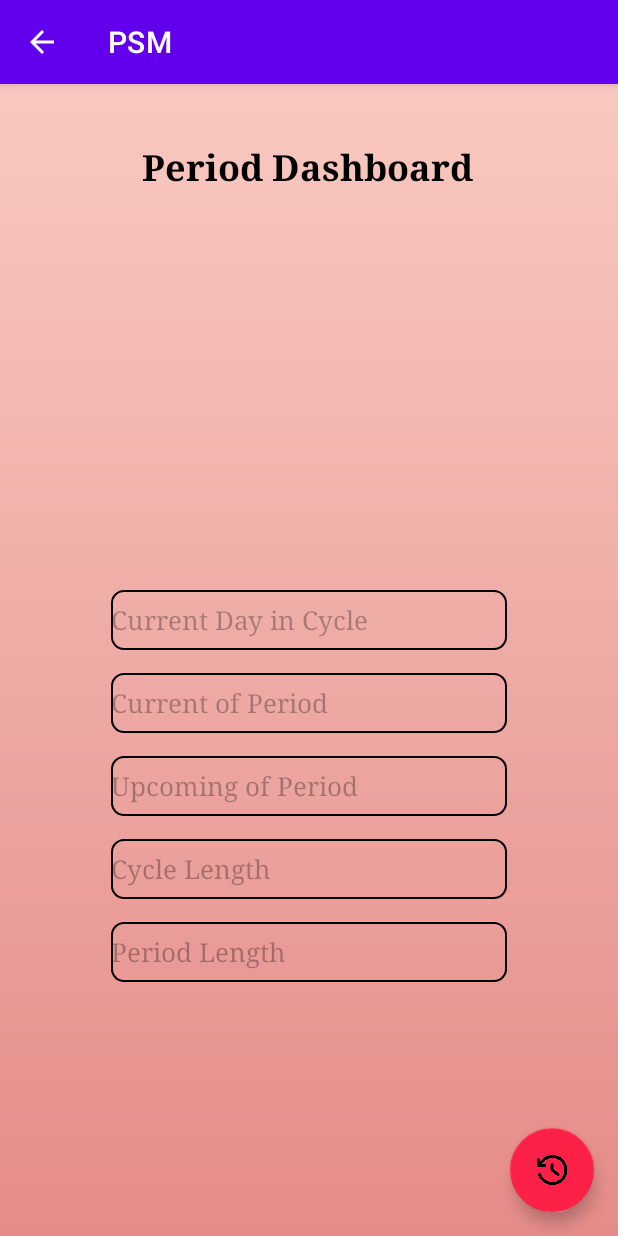
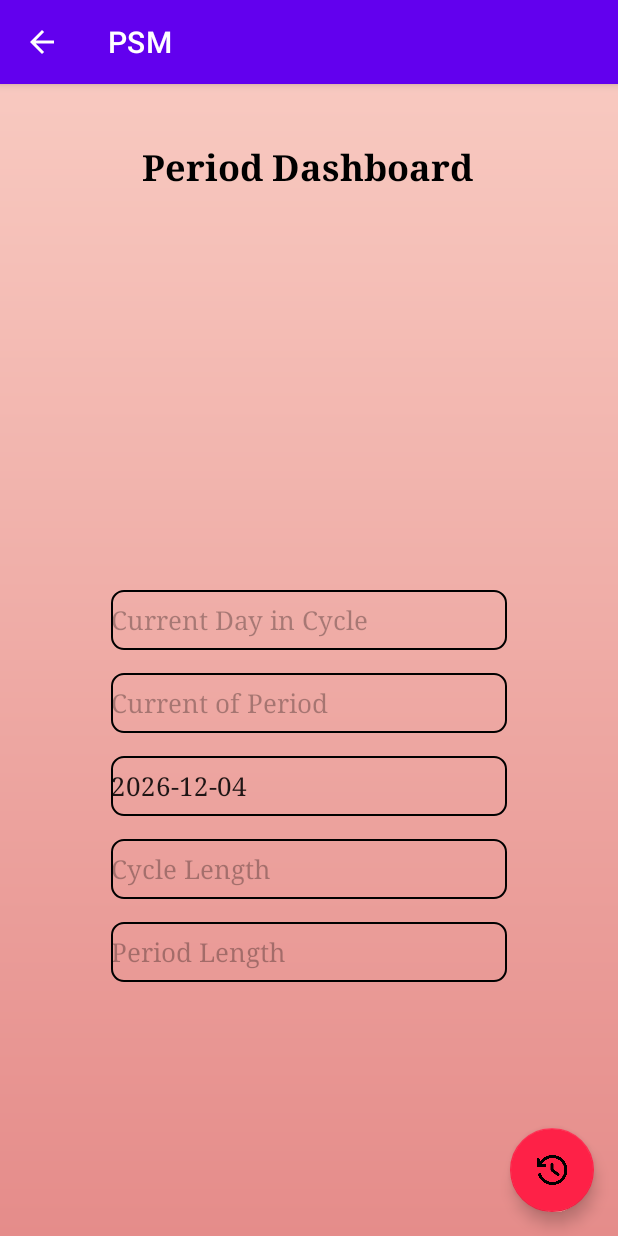
Before and after one commit to NurfaGazman/PSM, an Android app: the PeriodDashboard screen opened directly, with no data from a screen before it, on a phone screen of 412 x 824 dp. Run offline under Robolectric (Android 15) with nearby library versions, the phone set to English and light mode, and no system bars; our stand-ins replace Volley; libraries missing offline, so code that uses them is left out: cn.pedant; network calls fail.

Commit message:
upcoming period
dapat date upcoming. belum set cycle length and period length

```diff
--- a/app/src/main/java/com/example/psm/Controller/PeriodController.java
+++ b/app/src/main/java/com/example/psm/Controller/PeriodController.java
@@ -83,7 +83,6 @@ public class PeriodController extends RecyclerView.Adapter<ViewPeriod> {
 
 
 
-
     @Override
     public int getItemCount()
     {
--- a/app/src/main/java/com/example/psm/PeriodDashboard.java
+++ b/app/src/main/java/com/example/psm/PeriodDashboard.java
@@ -1,4 +1,6 @@
 package com.example.psm;
+
+import static com.example.psm.PeriodHistory.averageCycleLength;
 
 import androidx.appcompat.app.AppCompatActivity;
 
@@ -6,6 +8,7 @@ import android.app.DatePickerDialog;
 import android.content.Intent;
 import android.os.Bundle;
 import android.view.View;
+import android.widget.EditText;
 
 import com.android.volley.RequestQueue;
 import com.android.volley.toolbox.Volley;
@@ -13,6 +16,8 @@ import com.example.psm.Controller.SweetAlert;
 import com.example.psm.databinding.ActivityHomepageBinding;
 import com.example.psm.databinding.ActivityPeriodDashboardBinding;
 import com.example.psm.databinding.ActivityPeriodHomeBinding;
+
+import org.joda.time.LocalDate;
 
 public class PeriodDashboard extends AppCompatActivity {
 
@@ -35,10 +40,37 @@ public class PeriodDashboard extends AppCompatActivity {
         requestQueue = Volley.newRequestQueue(getApplicationContext()) ;
         binding.btnHistory.setOnClickListener(this::goToHistory);
 
+        //tambahan predict
+        //get current date
+        LocalDate currentDate = LocalDate.now();
+
+        //calculate the predict next period
+        LocalDate predictedStartDate = currentDate.plusDays(averageCycleLength);
+
+        // Format the predicted start date as a string in "yyyy-MM-dd" format
+        String predictedStartDateStr = predictedStartDate.toString("yyyy-MM-dd");
+
+        // Update the EditText widget for Upcoming Period with the predicted start date
+        EditText upcomingPeriodDashboard = findViewById(R.id.UpcomingPeriodDashboard);
+        upcomingPeriodDashboard.setText(predictedStartDateStr);
+
+
+        EditText currentDayDashboard = findViewById(R.id.currentDayDashboard);
+        EditText CurrentPeriodDashboard = findViewById(R.id.CurrentPeriodDashboard);
+        EditText LengthDashboard = findViewById(R.id.LengthDashboard);
+        EditText PeriodDashboard = findViewById(R.id.PeriodDashboard);
+
+        currentDayDashboard.setText("");
+        CurrentPeriodDashboard.setText("");
+        LengthDashboard.setText("");
+        PeriodDashboard.setText("");
+
     }
 
     public void goToHistory(View view){
         Intent intent = new Intent(PeriodDashboard.this, PeriodHistory.class);  //panggilPage
         startActivity(intent);
     }
+
+
 }
--- a/app/src/main/res/layout/activity_period_dashboard.xml
+++ b/app/src/main/res/layout/activity_period_dashboard.xml
@@ -69,7 +69,7 @@
         android:ems="10"
         android:fontFamily="serif"
         android:hint="Current Day in Cycle"
-        android:inputType="textPersonName"
+        android:inputType="number"
         android:textColorHint="#4D000000"
         android:textSize="17sp"
         app:layout_constraintEnd_toStartOf="@+id/vh1"
@@ -85,7 +85,7 @@
         android:ems="10"
         android:fontFamily="serif"
         android:hint="Current of Period"
-        android:inputType="textPersonName"
+        android:inputType="number"
         android:textColor="#000000"
         android:textColorHint="#4D000000"
         android:textSize="17sp"
@@ -126,7 +126,7 @@
         app:layout_constraintTop_toBottomOf="@+id/UpcomingPeriodDashboard" />
 
     <EditText
-        android:id="@+id/editTextTextPersonName8"
+        android:id="@+id/PeriodDashboard"
         android:layout_width="0dp"
         android:layout_height="40dp"
         android:layout_marginTop="15dp"
```
